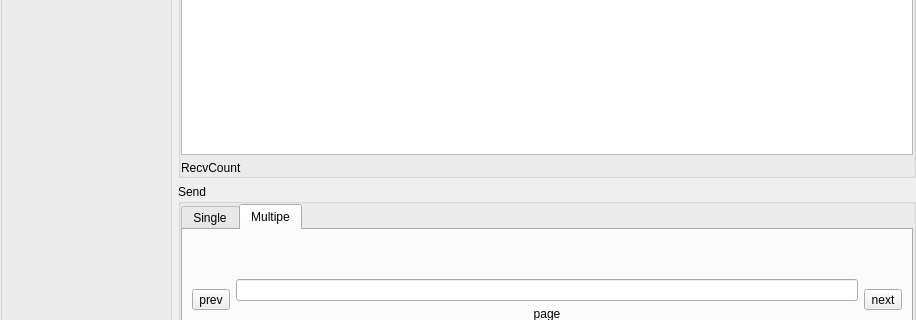
Qt form src/form/serial/formserial.ui (MRsoymilk/MySerial) before a commit; both pictures show x 0 to 916 and y 696 to 1016 of the 916 by 1099 pixel window.
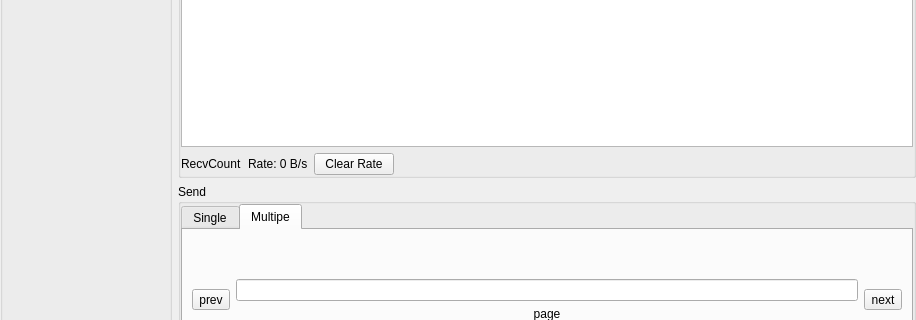
The same form after that commit.

Commit message: feat[FormSerial]: add rate calculate

What changed in the file:
```diff
--- a/src/form/serial/formserial.ui
+++ b/src/form/serial/formserial.ui
@@ -259,6 +259,33 @@
             </property>
            </widget>
           </item>
+           <item>
+            <widget class="QLabel" name="labelRecvRate">
+             <property name="text">
+              <string>Rate: 0 B/s</string>
+             </property>
+            </widget>
+           </item>
+           <item>
+            <widget class="QPushButton" name="btnRecvRateClear">
+             <property name="text">
+              <string>Clear Rate</string>
+             </property>
+            </widget>
+           </item>
+           <item>
+            <spacer name="horizontalSpacerRecv">
+             <property name="orientation">
+              <enum>Qt::Orientation::Horizontal</enum>
+             </property>
+             <property name="sizeHint" stdset="0">
+              <size>
+               <width>40</width>
+               <height>20</height>
+              </size>
+             </property>
+            </spacer>
+           </item>
          </layout>
         </item>
         <item row="0" column="0">
```
Lines whose indentation alone changed are shown as unchanged. The commit also changes 5 other files.
